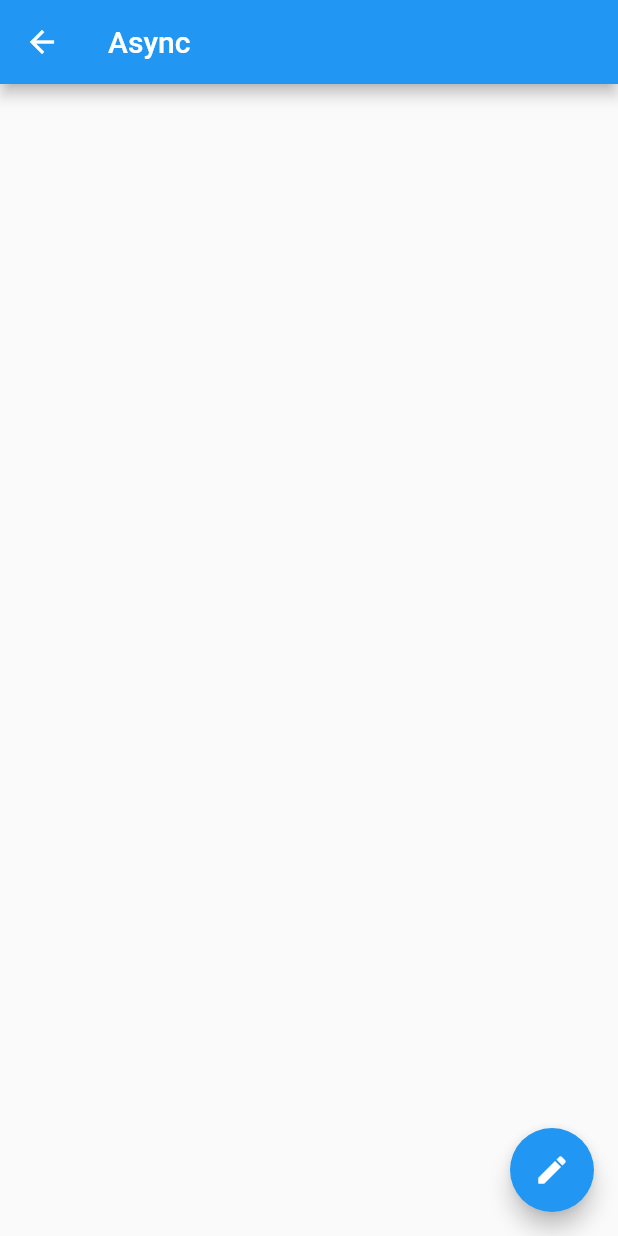
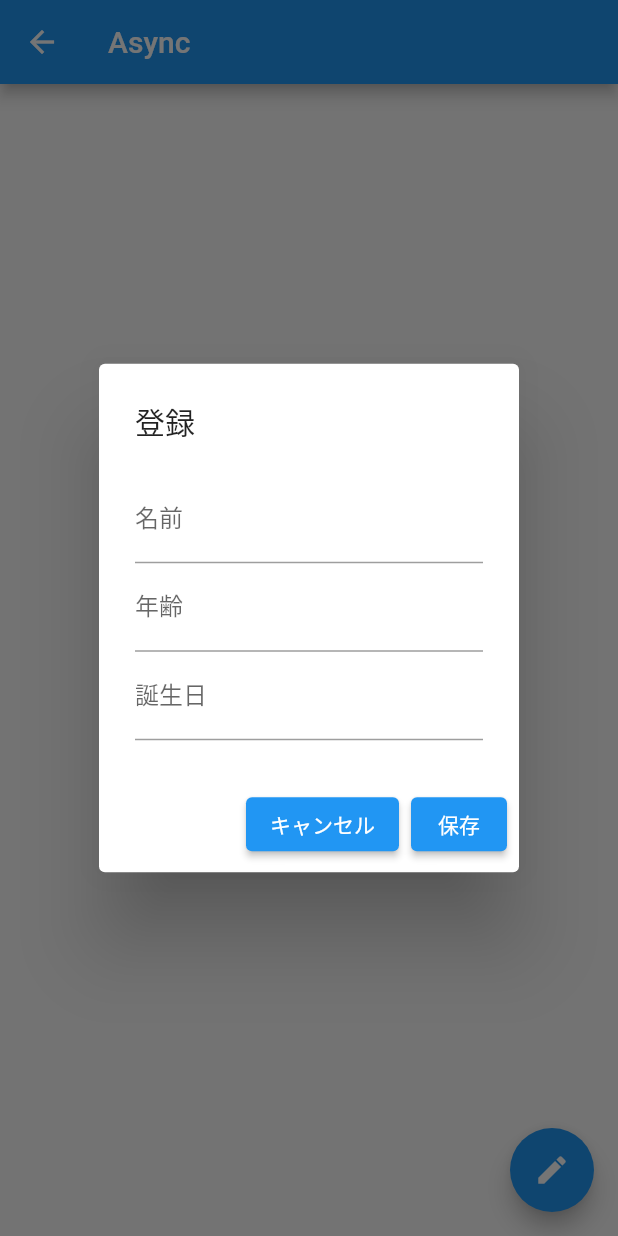
Before and after one commit to kenji-axia/flutter_tutorial, a Flutter app: the AsyncScreen screen opened directly, after a tap on the "edit" icon, on a phone screen of 412 x 824 dp. Run offline on Flutter 3.47's test engine with Material 2 defaults, Android fonts, the phone set to English and light mode, and no system bars; our stand-ins replace badges, flutter_svg, shared_preferences; accounts and stored records are empty.

Commit message:
Tutorial4の実装

```diff
--- /dev/null
+++ b/lib/async/async_screen.dart
@@ -0,0 +1,143 @@
+import 'package:flutter/material.dart';
+import 'package:flutter/services.dart';
+
+import 'package:shared_preferences/shared_preferences.dart';
+
+class AsyncScreen extends StatefulWidget {
+  const AsyncScreen({Key? key}) : super(key: key);
+
+  @override
+  State<AsyncScreen> createState() => _AsyncScreenState();
+}
+
+class _AsyncScreenState extends State<AsyncScreen> {
+  final Future<SharedPreferences> _prefs = SharedPreferences.getInstance();
+  final _formKey = GlobalKey<FormState>();
+
+  String _name = '未設定';
+  String _age = '未設定';
+  String _birthday = '未設定';
+
+  Future<void> _getSharedPreferences() async {
+    final SharedPreferences prefs = await _prefs;
+    setState(() {
+      _name = prefs.getString('name') ?? '未設定';
+      _age = prefs.getString('age') ?? '未設定';
+      _birthday = prefs.getString('birthday') ?? '未設定';
+    });
+  }
+
+  Future<void> _setSharedPreferences() async {
+    final SharedPreferences prefs = await _prefs;
+    prefs
+      ..setString('name', _name)
+      ..setString('age', _age)
+      ..setString('birthday', _birthday);
+  }
+
+  @override
+  void initState() {
+    super.initState();
+    _getSharedPreferences();
+  }
+
+  @override
+  Widget build(BuildContext context) {
+    return Scaffold(
+      appBar: AppBar(
+        title: const Text('Async'),
+      ),
+      body: Center(
+        child: Column(
+          mainAxisSize: MainAxisSize.min,
+          children: [
+            Text('名前 $_name'),
+            Text('年齢 $_age'),
+            Text('誕生日 $_birthday'),
+          ],
+        ),
+      ),
+      floatingActionButton: FloatingActionButton(
+        child: const Icon(Icons.edit),
+        onPressed: () {
+          _displayInputDialog(context);
+        },
+      ),
+    );
+  }
+
+  Future<void> _displayInputDialog(BuildContext context) {
+    return showDialog(
+      context: context,
+      builder: (context) {
+        return AlertDialog(
+          title: const Text('登録'),
+          content: Form(
+            key: _formKey,
+            child: Column(
+              mainAxisSize: MainAxisSize.min,
+              children: [
+                TextFormField(
+                  decoration: const InputDecoration(labelText: "名前"),
+                  onSaved: (value) {
+                    _name = value!;
+                  },
+                  validator: (value) {
+                    if (value == null || value.isEmpty) {
+                      return '未入力です';
+                    }
+                    return null;
+                  },
+                ),
+                TextFormField(
+                  decoration: const InputDecoration(labelText: "年齢"),
+                  onSaved: (value) {
+                    _age = value!;
+                  },
+                  keyboardType: TextInputType.number,
+                  inputFormatters: [FilteringTextInputFormatter.digitsOnly],
+                  validator: (value) {
+                    if (value == null || value.isEmpty) {
+                      return '未入力です';
+                    }
+                    return null;
+                  },
+                ),
+                TextFormField(
+                  decoration: const InputDecoration(labelText: "誕生日"),
+                  onSaved: (value) {
+                    _birthday = value!;
+                  },
+                  validator: (value) {
+                    if (value == null || value.isEmpty) {
+                      return '未入力です';
+                    }
+                    return null;
+                  },
+                ),
+              ],
+            ),
+          ),
+          actions: <Widget>[
+            ElevatedButton(
+              onPressed: () => Navigator.pop(context),
+              child: const Text('キャンセル'),
+            ),
+            ElevatedButton(
+              onPressed: () {
+                if (_formKey.currentState!.validate()) {
+                  setState(() {
+                    _formKey.currentState!.save();
+                  });
+                  _setSharedPreferences();
+                  Navigator.pop(context);
+                }
+              },
+              child: const Text('保存'),
+            ),
+          ],
+        );
+      },
+    );
+  }
+}
--- a/lib/async_screen.dart
+++ /dev/null
@@ -1,19 +0,0 @@
-import 'package:flutter/material.dart';
-
-class AsyncScreen extends StatelessWidget {
-  const AsyncScreen({Key? key}) : super(key: key);
-
-  @override
-  Widget build(BuildContext context) {
-    return Scaffold(
-      appBar: AppBar(
-        title: const Text('Async'),
-      ),
-      body: Container(),
-      floatingActionButton: FloatingActionButton(
-        child: const Icon(Icons.edit),
-        onPressed: () {},
-      ),
-    );
-  }
-}
--- a/lib/main.dart
+++ b/lib/main.dart
@@ -1,11 +1,11 @@
 import 'package:flutter/material.dart';
 
-import 'async_screen.dart';
 import 'building/building_layout_screen.dart';
 import 'animation/animation_screen.dart';
 import 'youtube/youtube_screen.dart';
 import 'residence/residence_screen.dart';
 import 'mercari/mercari_screen.dart';
+import 'async/async_screen.dart';
 
 void main() {
   runApp(const MyApp());
```
Also changed, not shown: 2 other files.
